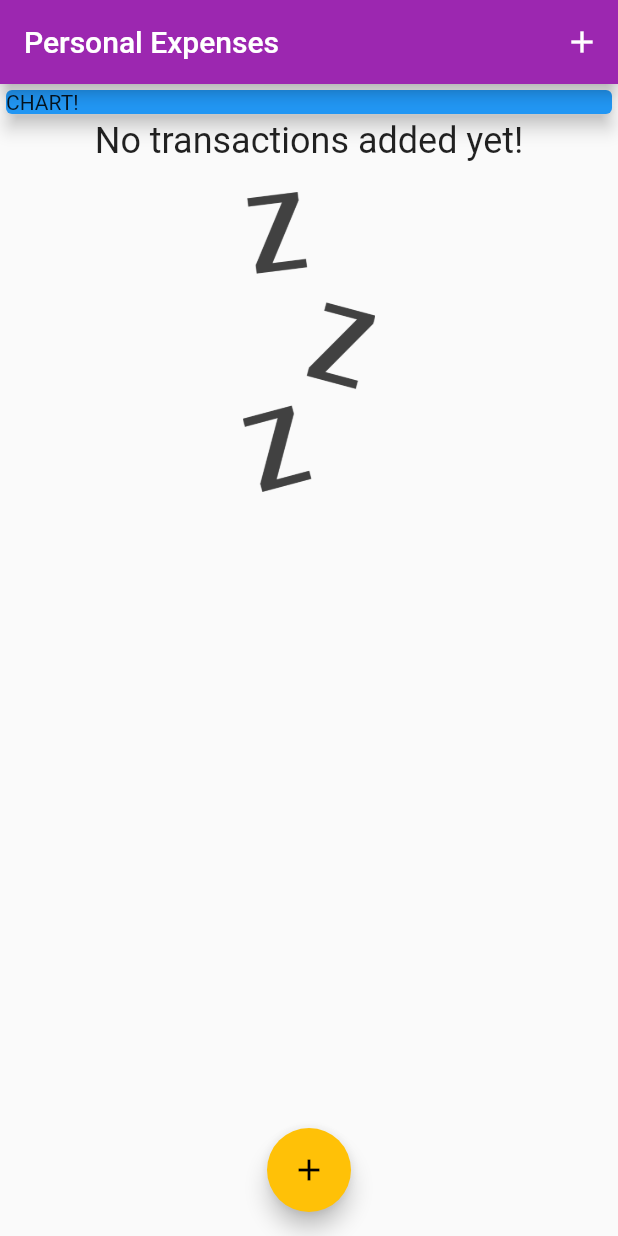
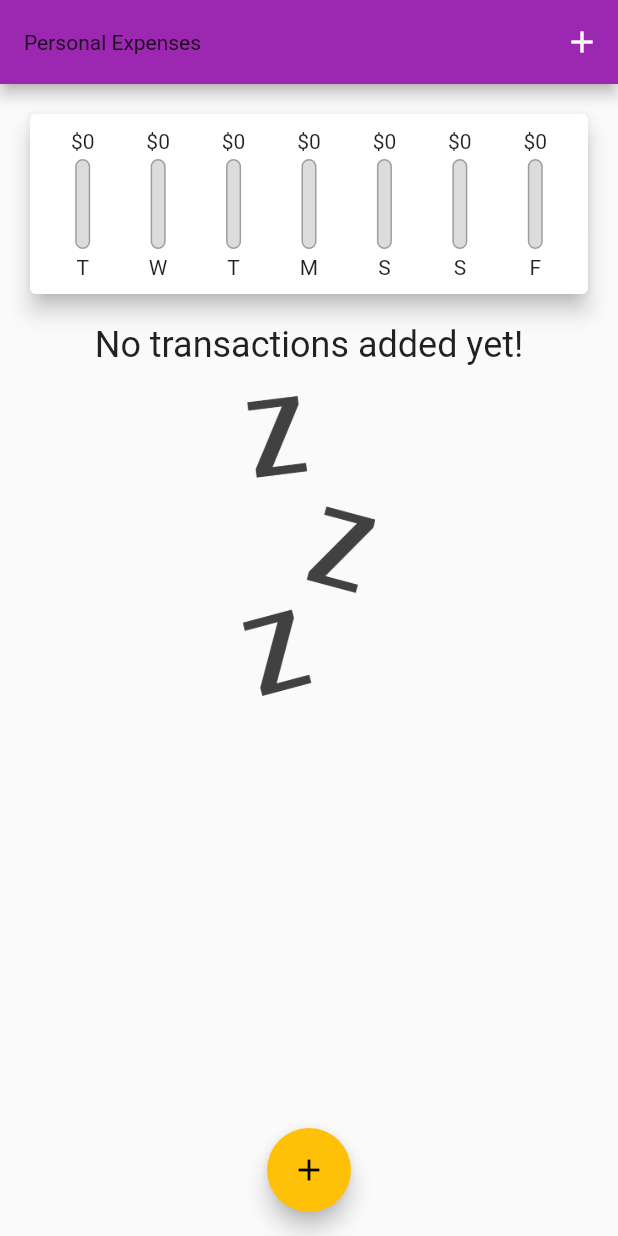
Before and after one commit to stupidguy176/flutter-expense-user, a Flutter app: the screen it shows after launch, on a phone screen of 412 x 824 dp. Run offline on Flutter 3.47's test engine with Material 2 defaults, Android fonts, the phone set to English and light mode, and no system bars.

Commit message:
Add chart bar

```diff
--- a/lib/main.dart
+++ b/lib/main.dart
@@ -3,6 +3,7 @@
 import './widgets/new_transaction.dart';
 import './widgets/transaction_list.dart';
 import './models/transaction.dart';
+import './widgets/chart.dart';
 
 void main() => runApp(MyApp());
 
@@ -12,9 +13,25 @@
     return MaterialApp(
       title: 'Personal Expenses',
       theme: ThemeData(
-        primarySwatch: Colors.purple,
-        accentColor: Colors.amber,
-      ),
+          primarySwatch: Colors.purple,
+          accentColor: Colors.amber,
+          fontFamily: 'Quicksand',
+          textTheme: ThemeData.light().textTheme.copyWith(
+                subtitle1: TextStyle(
+                  fontFamily: 'OpenSans',
+                  fontWeight: FontWeight.bold,
+                  fontSize: 18,
+                ),
+              ),
+          appBarTheme: AppBarTheme(
+            textTheme: ThemeData.light().textTheme.copyWith(
+                  subtitle1: TextStyle(
+                    fontFamily: 'OpenSans',
+                    fontSize: 20,
+                    fontWeight: FontWeight.bold,
+                  ),
+                ),
+          )),
       home: MyHomePage(),
     );
   }
@@ -44,6 +61,16 @@
     //   date: DateTime.now(),
     // ),
   ];
+
+  List<Transaction> get _recentTransactions {
+    return _userTransactions.where((tx) {
+      return tx.date.isAfter(
+        DateTime.now().subtract(
+          Duration(days: 7),
+        ),
+      );
+    }).toList();
+  }
 
   void _addNewTransaction(String txTitle, double txAmount) {
     final newTx = Transaction(
@@ -88,17 +115,19 @@
           // mainAxisAlignment: MainAxisAlignment.spaceAround,
           crossAxisAlignment: CrossAxisAlignment.stretch,
           children: <Widget>[
-            Container(
-              width: double.infinity,
-              child: Card(
-                // color: Colors.green[200],
-                color: Colors.blue,
-                child: Text('CHART!'),
-                elevation: 5,
-              ),
-            ),
+            Chart(_recentTransactions),
+            TransactionList(_userTransactions),
+            // Container(
+            //   width: double.infinity,
+            //   child: Card(
+            //     // color: Colors.green[200],
+            //     color: Colors.blue,
+            //     child: Text('CHART!'),
+            //     elevation: 5,
+            //   ),
+            // ),
             // UserTransaction()
-            TransactionList(_userTransactions),
+            // TransactionList(_userTransactions),
           ],
         ),
       ),
--- /dev/null
+++ b/lib/widgets/chart.dart
@@ -0,0 +1,66 @@
+import 'package:flutter/material.dart';
+import 'package:intl/intl.dart';
+
+import './chart_bar.dart';
+import '../models/transaction.dart';
+
+class Chart extends StatelessWidget {
+  final List<Transaction> recentTransactions;
+
+  Chart(this.recentTransactions);
+
+  // List<Map<String, Object>> get groupedTransactionValues {
+  List<Map<String, dynamic>> get groupedTransactionValues {
+    return List.generate(7, (index) {
+      final weekDay = DateTime.now().subtract(
+        Duration(days: index),
+      );
+      var totalSum = 0.0;
+
+      for (var i = 0; i < recentTransactions.length; i++) {
+        if (recentTransactions[i].date.day == weekDay.day &&
+            recentTransactions[i].date.month == weekDay.month &&
+            recentTransactions[i].date.year == weekDay.year) {
+          totalSum += recentTransactions[i].amount;
+        }
+      }
+
+      return {
+        'day': DateFormat.E().format(weekDay).substring(0, 1),
+        'amount': totalSum,
+      };
+    });
+  }
+
+  double get totalSpending {
+    return groupedTransactionValues.fold(0.0, (sum, item) {
+      return sum + item['amount'];
+    });
+  }
+
+  @override
+  Widget build(BuildContext context) {
+    return Card(
+      elevation: 6,
+      margin: EdgeInsets.all(20),
+      child: Padding(
+        padding: EdgeInsets.all(10),
+        child: Row(
+          mainAxisAlignment: MainAxisAlignment.spaceAround,
+          children: groupedTransactionValues.map((data) {
+            return Flexible(
+              fit: FlexFit.tight,
+              child: ChartBar(
+                data['day'],
+                data['amount'],
+                totalSpending == 0.0
+                    ? 0.0
+                    : (data['amount'] as double) / totalSpending,
+              ),
+            );
+          }).toList(),
+        ),
+      ),
+    );
+  }
+}
--- /dev/null
+++ b/lib/widgets/chart_bar.dart
@@ -0,0 +1,51 @@
+import 'package:flutter/material.dart';
+
+class ChartBar extends StatelessWidget {
+  final String label;
+  final double spendingAmount;
+  final double spendingPctOfTotal;
+
+  ChartBar(this.label, this.spendingAmount, this.spendingPctOfTotal);
+
+  @override
+  Widget build(BuildContext context) {
+    return Column(
+      children: <Widget>[
+        FittedBox(
+          child: Text('\$${spendingAmount.toStringAsFixed(0)}'),
+        ),
+        SizedBox(
+          height: 4,
+        ),
+        Container(
+          height: 60,
+          width: 10,
+          child: Stack(
+            children: <Widget>[
+              Container(
+                decoration: BoxDecoration(
+                  border: Border.all(color: Colors.grey, width: 1.0),
+                  color: Color.fromRGBO(220, 220, 220, 1),
+                  borderRadius: BorderRadius.circular(10),
+                ),
+              ),
+              FractionallySizedBox(
+                heightFactor: spendingPctOfTotal,
+                child: Container(
+                  decoration: BoxDecoration(
+                    color: Theme.of(context).primaryColor,
+                    borderRadius: BorderRadius.circular(10),
+                  ),
+                ),
+              ),
+            ],
+          ),
+        ),
+        SizedBox(
+          height: 4,
+        ),
+        Text(label),
+      ],
+    );
+  }
+}
```
